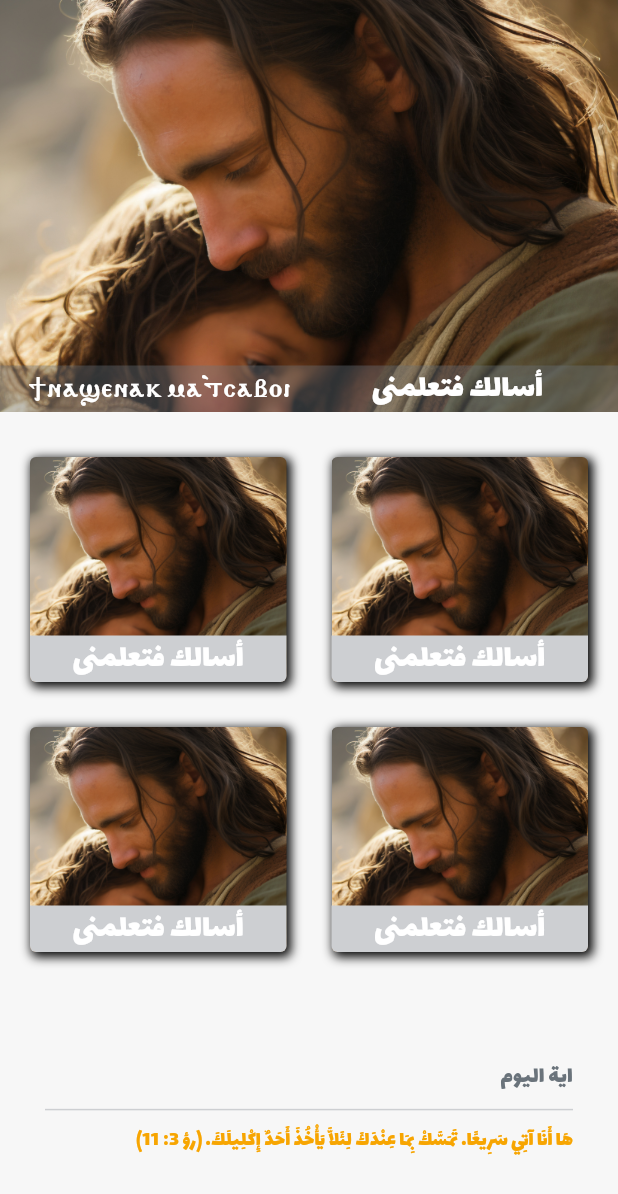
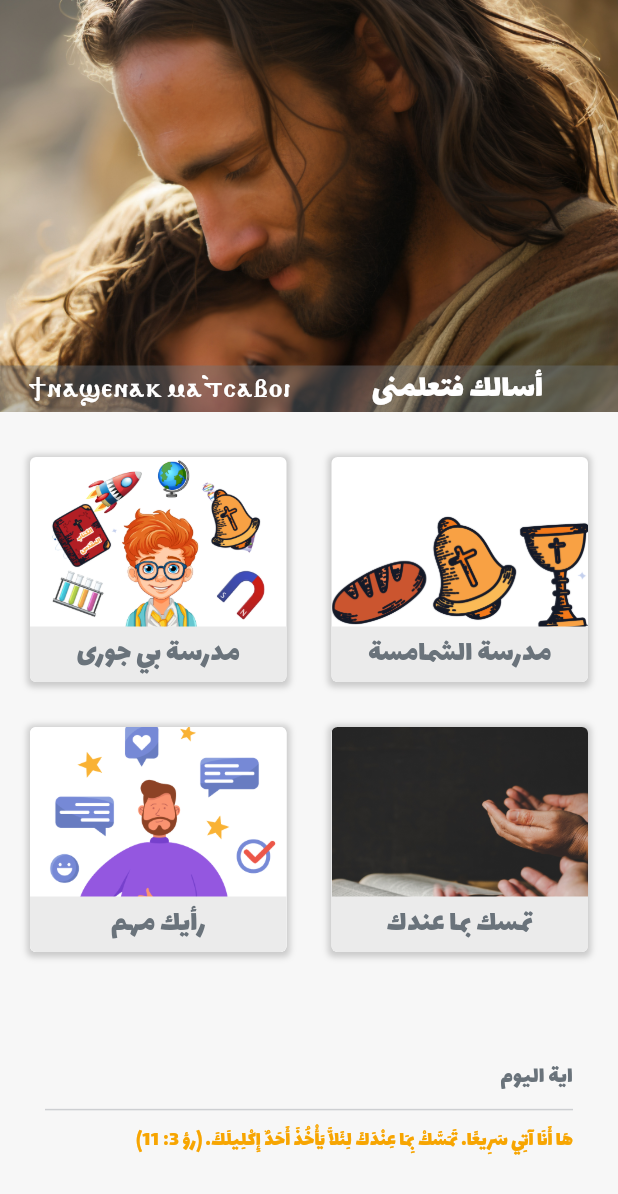
Before and after one commit to michaelwagih199/st-stefano, a Flutter app: the HomeScreen screen opened by its route, on a phone screen of 412 x 824 dp. Shown: the top 1194 px of the screen. Run offline on Flutter 3.47's test engine with Material 3 defaults, Android fonts, the phone set to English and light mode, and no system bars; our stand-ins replace bloc, flutter_bloc.

Commit message:
design home screen

```diff
--- a/lib/presintation/components/app-widget.dart
+++ b/lib/presintation/components/app-widget.dart
@@ -68,33 +68,39 @@ class AppCopticTextWidget extends StatelessWidget {
 class AppCardWidget extends StatelessWidget {
   final String text;
   final String imagePath;
-
+  final BoxFit boxFit;
+  final VoidCallback callback;
   const AppCardWidget({
     super.key,
+    required this.text,
+    required this.imagePath,
+    required this.callback,
+    required this.boxFit,
   });
 
   @override
   Widget build(BuildContext context) {
     return Stack(children: [
-      Container(
+      GestureDetector(
+        onTap: callback,
+        child: Container(
           height: 150,
           decoration: BoxDecoration(
+            color: Colors.white,
             image: DecorationImage(
-            image: AssetImage(AppImagesEnums.homeHero.img),
-            fit: BoxFit.cover,
+              image: AssetImage(imagePath),
+              fit: boxFit,
             ),
             borderRadius: BorderRadius.circular(4),
-          boxShadow: const [
+            boxShadow: [
               BoxShadow(
-              color: Colors.black,
-              offset: Offset(
-                2.0,
-                2.0,
-              ),
-              blurRadius: 5.0,
-              spreadRadius: 1.0,
+                color: Colors.grey.withOpacity(0.5),
+                spreadRadius: 2,
+                blurRadius: 3,
+                offset: const Offset(0, 1), // changes position of shadow
               ),
             ],
+          ),
         ),
       ),
       Positioned(
@@ -102,19 +108,20 @@ class AppCardWidget extends StatelessWidget {
         right: 0,
         left: 0,
         child: Container(
+          padding: EdgeInsets.all(4),
           decoration: BoxDecoration(
-            color: Color(AppColorsEnum.silver.colorCode),
+            color: Color(AppColorsEnum.paleGray.colorCode),
             borderRadius: BorderRadius.only(
               bottomLeft: Radius.circular(4),
               bottomRight: Radius.circular(4),
             ),
           ),
           child: AppTextWidget(
-            color: Colors.white,
-            fontSize: 22,
+            color: Color(AppColorsEnum.slateGray.colorCode),
+            fontSize: 20,
             textAlign: TextAlign.center,
             fontWeight: FontWeight.normal,
-            text: AppStrings.homeScreenArabicText.text,
+            text: text,
           ),
         ),
       ),
--- a/lib/presintation/screens/home/home-screen.dart
+++ b/lib/presintation/screens/home/home-screen.dart
@@ -95,36 +95,73 @@ class _HomeScreenState extends State<HomeScreen> {
                       fit: FlexFit.tight,
                       child: Container(
                         margin: const EdgeInsets.fromLTRB(20, 30, 20, 20),
-                        child: const Column(
+                        child: Column(
                           children: [
                             Row(
                               mainAxisAlignment: MainAxisAlignment.spaceEvenly,
                               children: [
                                 Expanded(
-                                  child: AppCardWidget(),
+                                  child: AppCardWidget(
+                                    callback: () {
+                                      print("Clicked");
+                                    },
+                                    text: AppStrings
+                                        .homeScreenLabelMadrsetBigoryCard.text,
+                                    imagePath:
+                                        AppImagesEnums.madrestBegoryCard.img,
+                                    boxFit: BoxFit.scaleDown,
+                                  ),
                                 ),
-                                SizedBox(
+                                const SizedBox(
                                   width: 30,
                                 ),
                                 Expanded(
-                                  child: AppCardWidget(),
+                                  child: AppCardWidget(
+                                    callback: () {
+                                      print("Clicked");
+                                    },
+                                    text: AppStrings
+                                        .homeScreenLabelMadrsetElShmamsaCard
+                                        .text,
+                                    imagePath:
+                                        AppImagesEnums.madersetShmamsaCard.img,
+                                    boxFit: BoxFit.scaleDown,
+                                  ),
                                 )
                               ],
                             ),
-                            SizedBox(
+                            const SizedBox(
                               height: 30,
                             ),
                             Row(
                               mainAxisAlignment: MainAxisAlignment.spaceEvenly,
                               children: [
                                 Expanded(
-                                  child: AppCardWidget(),
+                                  child: AppCardWidget(
+                                    callback: () {
+                                      print("Clicked");
+                                    },
+                                    text: AppStrings
+                                        .homeScreenLabelra2yakMohmCard.text,
+                                    imagePath:
+                                        AppImagesEnums.ra2yakMohmCard.img,
+                                    boxFit: BoxFit.cover,
+                                  ),
                                 ),
                                 SizedBox(
                                   width: 30,
                                 ),
                                 Expanded(
-                                  child: AppCardWidget(),
+                                  child: AppCardWidget(
+                                    callback: () {
+                                      print("Clicked");
+                                    },
+                                    text: AppStrings
+                                        .homeScreenLabelTamaskBma3ndakCard.text,
+                                    imagePath:
+                                        AppImagesEnums.tamaskBma3endakCard.img,
+                                    boxFit: BoxFit.cover,
+                                  ),
                                 )
                               ],
                             ),
--- a/lib/utils/constants/app-color-scheme.dart
+++ b/lib/utils/constants/app-color-scheme.dart
@@ -1,10 +1,12 @@
-
 enum AppColorsEnum {
   primaryBlue(0xFF55B5DD),
   primaryAmber(0xFFF7A501),
   offWhite(0xFFF7F7F7),
   slateGray(0xFF6A737B),
-  silver(0xFFCDCFD2);
+  silver(0xFFCDCFD2),
+  paleGray(0xFFEBEBEB),
+  ;
+
   final int colorCode;
   const AppColorsEnum(this.colorCode);
 }
--- a/lib/utils/constants/app-enums.dart
+++ b/lib/utils/constants/app-enums.dart
@@ -5,6 +5,10 @@ enum AppImagesEnums {
   onbarding2("assets/images/onbarding2.png"),
   onbarding3("assets/images/onbarding3.png"),
   homeHero("assets/images/homeImage.png"),
+  madersetShmamsaCard("assets/images/madersetShmamsaCard.png"),
+  madrestBegoryCard("assets/images/madrestBegoryCard.png"),
+  ra2yakMohmCard("assets/images/ra2yakMohmCard.png"),
+  tamaskBma3endakCard("assets/images/tamaskBma3endakCard.png"),
   ;
 
   final String img;
@@ -23,7 +27,12 @@ enum AppStrings {
   homeScreenCopticText(";na]enak ma`tcaboi"),
   homeScreenArabicText("أسالك فتعلمنى"),
   homeScreenLabelDailyVerse("اية اليوم"),
-  homeScreenExDailyVerse("هَا أَنَا آتِي سَرِيعًا. تَمَسَّكْ بِمَا عِنْدَكَ لِئَلاَّ يَأْخُذَ أَحَدٌ إِكْلِيلَكَ. (رؤ 3: 11)"),
+  homeScreenExDailyVerse(
+      "هَا أَنَا آتِي سَرِيعًا. تَمَسَّكْ بِمَا عِنْدَكَ لِئَلاَّ يَأْخُذَ أَحَدٌ إِكْلِيلَكَ. (رؤ 3: 11)"),
+  homeScreenLabelMadrsetElShmamsaCard("مدرسة الشمامسة"),
+  homeScreenLabelMadrsetBigoryCard("مدرسة بي جورى"),
+  homeScreenLabelTamaskBma3ndakCard("تمسك بما عندك"),
+  homeScreenLabelra2yakMohmCard("رأيك مهم"),
   ;
 
   final String text;
```
Also changed, not shown: assets/images/madersetShmamsaCard.png (added), assets/images/madrestBegoryCard.png (added), assets/images/ra2yakMohmCard.png (added), assets/images/tamaskBma3endakCard.png (added). Lines whose indentation alone changed are shown as unchanged.
